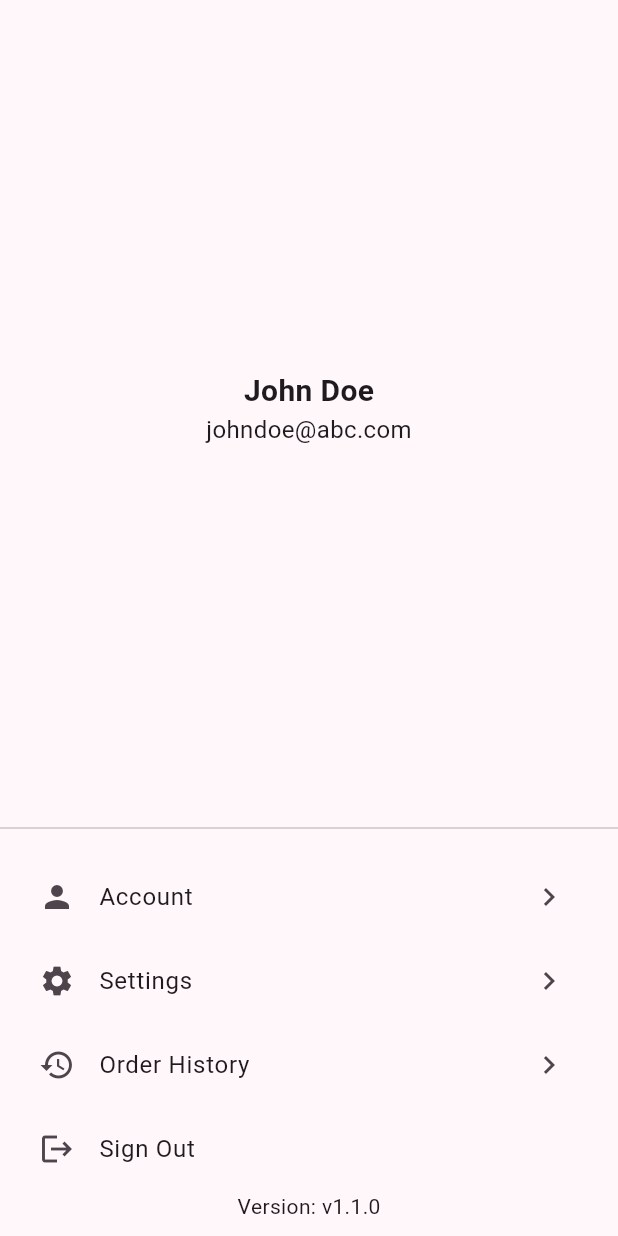
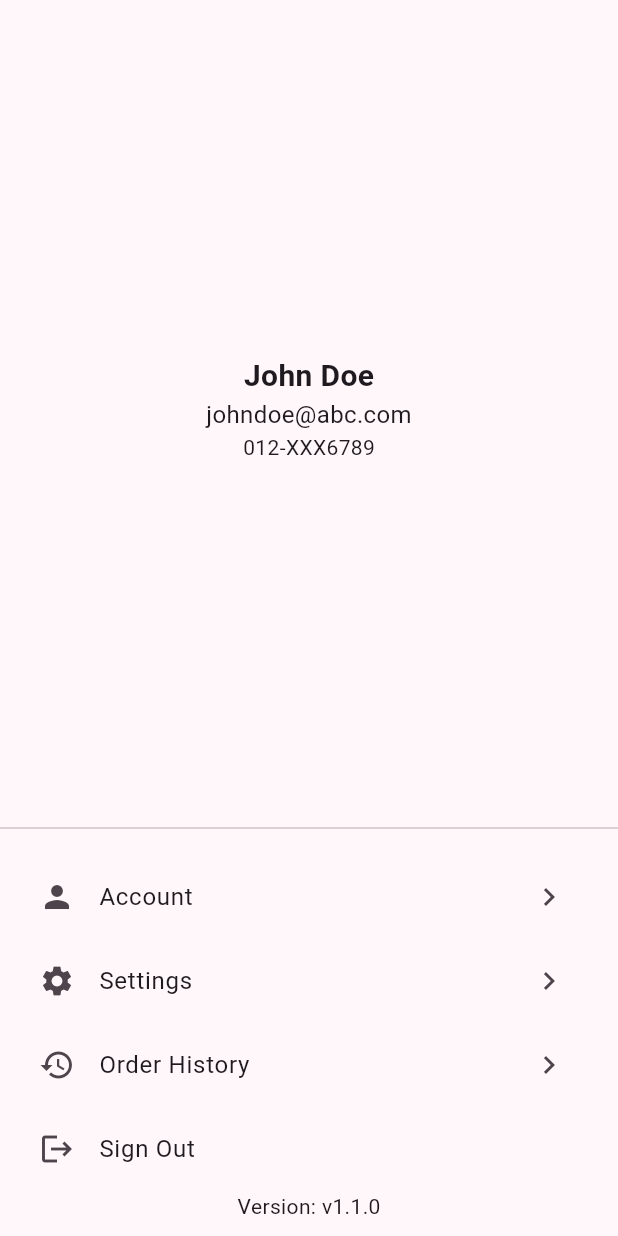
Before and after one commit to lightbiteMY/lightbite, a Flutter app: the ProfilePage widget shown alone on an empty page, opened directly, on a phone screen of 412 x 824 dp. Run offline on Flutter 3.47's test engine with Material 2 defaults, Android fonts, the phone set to English and light mode, and no system bars; network calls fail.

Commit message:
update profile_page to include phoneNo

```diff
--- a/lib/pages/profile/profile_controller.dart
+++ b/lib/pages/profile/profile_controller.dart
@@ -20,6 +20,7 @@ class _ProfileControllerState extends State<ProfileController> {
       username: "John Doe",
       email: "johndoe@abc.com",
       version: "1.1.0",
+      phoneNo: "012-XXX6789",
     );
   }
 }
--- a/lib/pages/profile/profile_page.dart
+++ b/lib/pages/profile/profile_page.dart
@@ -4,11 +4,13 @@ class ProfilePage extends StatelessWidget {
   final String username;
   final String email;
   final String version;
+  final String phoneNo;
   const ProfilePage({
     super.key,
     required this.username,
     required this.email,
     required this.version,
+    required this.phoneNo,
   });
 
   @override
@@ -23,6 +25,9 @@ class ProfilePage extends StatelessWidget {
         Text(
           email,
           style: const TextStyle(fontSize: 16),
+        ),
+        Text(
+          phoneNo,
         ),
         const Spacer(),
         const Divider(),
```
